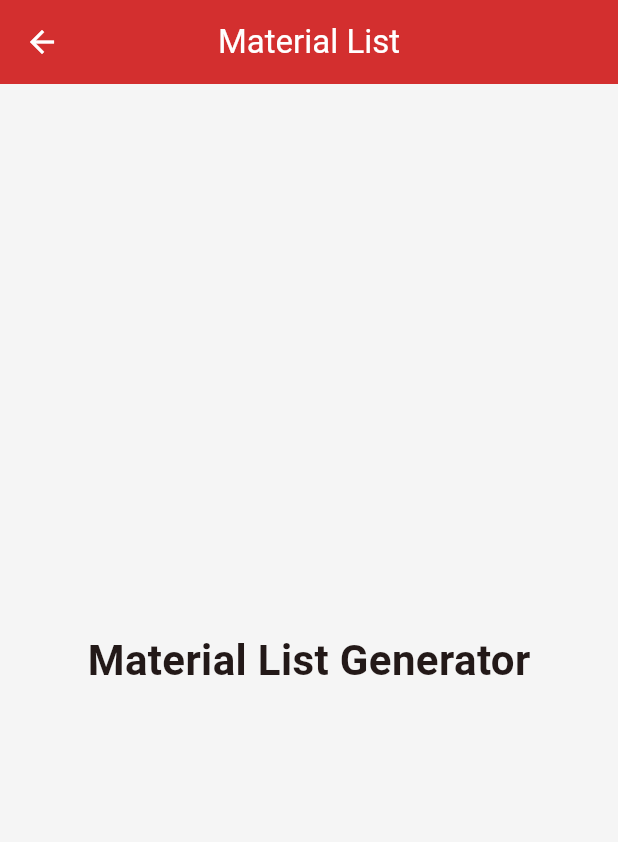
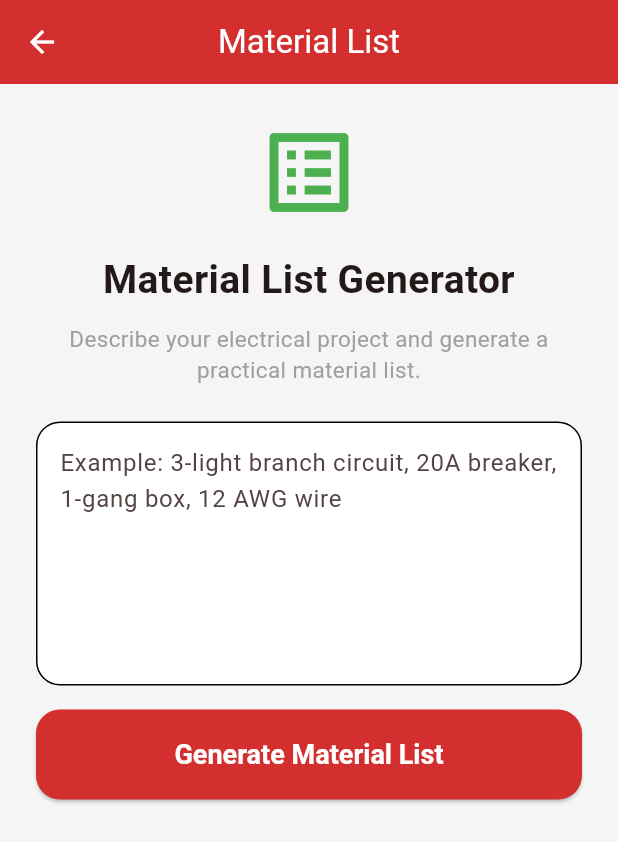
Before and after one commit to L2kee/ElectricalAI-Pro, a Flutter app: the MaterialScreen screen opened directly, on a phone screen of 412 x 824 dp. Shown: the top 842 px of the screen. Run offline on Flutter 3.47's test engine with Material 3 defaults, Android fonts, the phone set to English and light mode, and no system bars.

Commit message:
Add material list and settings screens

```diff
--- a/frontend/lib/screens/material_screen.dart
+++ b/frontend/lib/screens/material_screen.dart
@@ -1,23 +1,123 @@
+import 'dart:convert';
+
 import 'package:flutter/material.dart';
+import 'package:http/http.dart' as http;
 
-class MaterialScreen extends StatelessWidget {
+class MaterialScreen extends StatefulWidget {
   const MaterialScreen({super.key});
+
+  @override
+  State<MaterialScreen> createState() => _MaterialScreenState();
+}
+
+class _MaterialScreenState extends State<MaterialScreen> {
+  final TextEditingController _projectController = TextEditingController();
+  bool _loading = false;
+  String _result = '';
+
+  Future<void> _generateMaterialList() async {
+    final description = _projectController.text.trim();
+    if (description.isEmpty) {
+      setState(() {
+        _result = 'Please describe the project first.';
+      });
+      return;
+    }
+
+    setState(() {
+      _loading = true;
+      _result = '';
+    });
+
+    try {
+      final response = await http.post(
+        Uri.parse('http://127.0.0.1:8000/material-list'),
+        headers: {'Content-Type': 'application/json'},
+        body: jsonEncode({'project_description': description}),
+      );
+
+      if (response.statusCode != 200) {
+        throw Exception('Server Error ${response.statusCode}');
+      }
+
+      final body = jsonDecode(response.body);
+      setState(() {
+        _result = (body['materials'] as String).trim();
+      });
+    } catch (e) {
+      setState(() {
+        _result = 'Unable to generate materials right now.\n$e';
+      });
+    } finally {
+      setState(() {
+        _loading = false;
+      });
+    }
+  }
 
   @override
   Widget build(BuildContext context) {
     return Scaffold(
-      appBar: AppBar(
-        title: const Text("Material List"),
-      ),
-      body: const Center(
-        child: Text(
-          "Material List Generator",
-          style: TextStyle(
-            fontSize: 28,
-            fontWeight: FontWeight.bold,
-          ),
+      appBar: AppBar(title: const Text('Material List')),
+      body: SingleChildScrollView(
+        padding: const EdgeInsets.all(24),
+        child: Column(
+          crossAxisAlignment: CrossAxisAlignment.stretch,
+          children: [
+            const Icon(Icons.list_alt, size: 70, color: Colors.green),
+            const SizedBox(height: 18),
+            const Text(
+              'Material List Generator',
+              textAlign: TextAlign.center,
+              style: TextStyle(fontSize: 26, fontWeight: FontWeight.bold),
+            ),
+            const SizedBox(height: 10),
+            const Text(
+              'Describe your electrical project and generate a practical material list.',
+              textAlign: TextAlign.center,
+              style: TextStyle(fontSize: 15, color: Colors.grey),
+            ),
+            const SizedBox(height: 24),
+            TextField(
+              controller: _projectController,
+              maxLines: 6,
+              decoration: InputDecoration(
+                hintText: 'Example: 3-light branch circuit, 20A breaker, 1-gang box, 12 AWG wire',
+                border: OutlineInputBorder(borderRadius: BorderRadius.circular(12)),
+              ),
+            ),
+            const SizedBox(height: 16),
+            ElevatedButton(
+              onPressed: _loading ? null : _generateMaterialList,
+              child: _loading
+                  ? const SizedBox(
+                      height: 24,
+                      width: 24,
+                      child: CircularProgressIndicator(strokeWidth: 3, color: Colors.white),
+                    )
+                  : const Text('Generate Material List'),
+            ),
+            const SizedBox(height: 24),
+            if (_result.isNotEmpty)
+              Card(
+                elevation: 3,
+                child: Padding(
+                  padding: const EdgeInsets.all(18),
+                  child: Text(
+                    _result,
+                    style: const TextStyle(fontSize: 16, height: 1.5),
+                  ),
+                ),
+              ),
+          ],
         ),
       ),
     );
   }
+
+  @override
+  void dispose() {
+    _projectController.dispose();
+    super.dispose();
+  }
 }
--- a/frontend/pubspec.yaml
+++ b/frontend/pubspec.yaml
@@ -1,5 +1,5 @@
 name: frontend
-description: "A new Flutter project."
+description: "ElectricalAI Pro desktop application."
 
 publish_to: 'none'
 
--- /dev/null
+++ b/release/ElectricalAI-Pro/data/flutter_assets/FontManifest.json
@@ -0,0 +1 @@
+[{"family":"MaterialIcons","fonts":[{"asset":"fonts/MaterialIcons-Regular.otf"}]},{"family":"packages/cupertino_icons/CupertinoIcons","fonts":[{"asset":"packages/cupertino_icons/assets/CupertinoIcons.ttf"}]}]
--- /dev/null
+++ b/release/ElectricalAI-Pro/data/flutter_assets/NativeAssetsManifest.json
@@ -0,0 +1 @@
+{"format-version":[1,0,0],"native-assets":{}}
```
Also changed, not shown: frontend/lib/screens/settings_screen.dart (+45 -10 lines), release/ElectricalAI-Pro/data/flutter_assets/packages/cupertino_icons/assets/CupertinoIcons.ttf (added), 12 other files.
